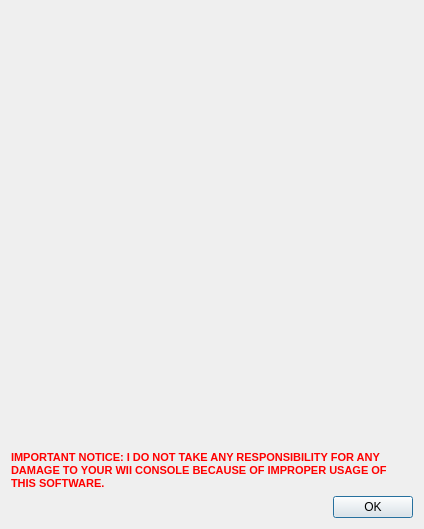
First picture: the form in qwbfs/src/UIAbout.ui, repository amestica/qwbfs, before the edit.
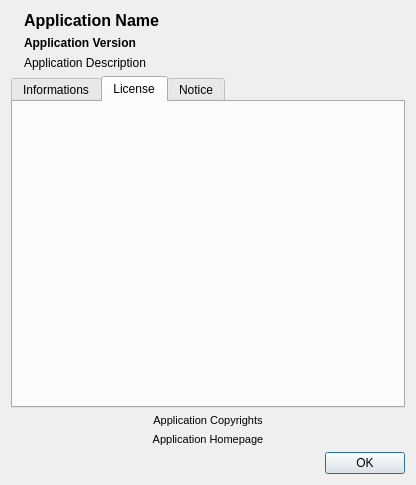
Second picture: the form after the edit. The open tabs and pages were chosen to show the change. Icons and pictures are not drawn.

Commit message: Rework about dialog. Update french translations

Patch:
```diff
--- a/qwbfs/src/UIAbout.ui
+++ b/qwbfs/src/UIAbout.ui
@@ -6,21 +6,28 @@
    <rect>
     <x>0</x>
     <y>0</y>
-    <width>425</width>
-    <height>529</height>
+    <width>416</width>
+    <height>485</height>
    </rect>
   </property>
-  <property name="maximumSize">
-   <size>
-    <width>424</width>
-    <height>16777215</height>
-   </size>
+  <property name="sizePolicy">
+   <sizepolicy hsizetype="Minimum" vsizetype="Minimum">
+    <horstretch>0</horstretch>
+    <verstretch>0</verstretch>
+   </sizepolicy>
   </property>
   <property name="windowTitle">
    <string>About...</string>
   </property>
+  <layout class="QVBoxLayout" name="verticalLayout_5">
+   <item>
   <layout class="QGridLayout" name="gridLayout">
    <item row="0" column="0" rowspan="3">
+      <layout class="QVBoxLayout" name="verticalLayout_4">
+       <property name="spacing">
+        <number>0</number>
+       </property>
+       <item>
     <widget class="QLabel" name="lIcon">
      <property name="sizePolicy">
       <sizepolicy hsizetype="Maximum" vsizetype="Maximum">
@@ -40,49 +47,78 @@
      <property name="scaledContents">
       <bool>true</bool>
      </property>
-     <property name="alignment">
-      <set>Qt::AlignCenter</set>
-     </property>
-    </widget>
+        </widget>
+       </item>
+       <item>
+        <spacer name="verticalSpacer">
+         <property name="orientation">
+          <enum>Qt::Vertical</enum>
+         </property>
+         <property name="sizeHint" stdset="0">
+          <size>
+           <width>0</width>
+           <height>0</height>
+          </size>
+         </property>
+        </spacer>
+       </item>
+      </layout>
    </item>
    <item row="0" column="1">
     <widget class="QLabel" name="lName">
      <property name="sizePolicy">
-      <sizepolicy hsizetype="Preferred" vsizetype="Maximum">
+        <sizepolicy hsizetype="Expanding" vsizetype="Maximum">
        <horstretch>0</horstretch>
        <verstretch>0</verstretch>
       </sizepolicy>
      </property>
-     <property name="styleSheet">
-      <string notr="true">font: 14px;
-font-weight: bold;</string>
+       <property name="font">
+        <font>
+         <pointsize>12</pointsize>
+         <weight>75</weight>
+         <bold>true</bold>
+        </font>
+       </property>
+       <property name="text">
+        <string notr="true">Application Name</string>
      </property>
     </widget>
    </item>
    <item row="1" column="1">
     <widget class="QLabel" name="lVersion">
      <property name="sizePolicy">
-      <sizepolicy hsizetype="Preferred" vsizetype="Maximum">
+        <sizepolicy hsizetype="Expanding" vsizetype="Maximum">
        <horstretch>0</horstretch>
        <verstretch>0</verstretch>
       </sizepolicy>
      </property>
-     <property name="styleSheet">
-      <string notr="true">font: 13px;
-font-weight: bold;</string>
+       <property name="font">
+        <font>
+         <pointsize>9</pointsize>
+         <weight>75</weight>
+         <bold>true</bold>
+        </font>
+       </property>
+       <property name="text">
+        <string notr="true">Application Version</string>
      </property>
     </widget>
    </item>
    <item row="2" column="1">
     <widget class="QLabel" name="lDescription">
      <property name="sizePolicy">
-      <sizepolicy hsizetype="Preferred" vsizetype="Expanding">
+        <sizepolicy hsizetype="Expanding" vsizetype="Expanding">
        <horstretch>0</horstretch>
        <verstretch>0</verstretch>
       </sizepolicy>
      </property>
-     <property name="styleSheet">
-      <string notr="true">font: 11px;</string>
+       <property name="font">
+        <font>
+         <pointsize>9</pointsize>
+        </font>
+       </property>
+       <property name="text">
+        <string notr="true">Application Description</string>
      </property>
      <property name="alignment">
       <set>Qt::AlignLeading|Qt::AlignLeft|Qt::AlignTop</set>
@@ -92,44 +128,120 @@
      </property>
     </widget>
    </item>
-   <item row="3" column="0" colspan="2">
+    </layout>
+   </item>
+   <item>
+    <widget class="QTabWidget" name="twPages">
+     <property name="sizePolicy">
+      <sizepolicy hsizetype="Expanding" vsizetype="Expanding">
+       <horstretch>0</horstretch>
+       <verstretch>1</verstretch>
+      </sizepolicy>
+     </property>
+     <property name="currentIndex">
+      <number>0</number>
+     </property>
+     <widget class="QWidget" name="wSplashScreen">
+      <attribute name="title">
+       <string>Informations</string>
+      </attribute>
+      <layout class="QVBoxLayout" name="verticalLayout">
+       <property name="margin">
+        <number>0</number>
+       </property>
+       <item>
     <widget class="QLabel" name="lSplash">
      <property name="pixmap">
       <pixmap resource="../resources/resources.qrc">:/icons/splashscreen.png</pixmap>
      </property>
-    </widget>
-   </item>
-   <item row="4" column="0" colspan="2">
-    <widget class="QLabel" name="lCopyrights">
-     <property name="styleSheet">
-      <string notr="true">font: 11px;</string>
-     </property>
      <property name="alignment">
       <set>Qt::AlignCenter</set>
      </property>
     </widget>
    </item>
-   <item row="7" column="0" colspan="2">
-    <widget class="QDialogButtonBox" name="dbbButtons">
-     <property name="standardButtons">
-      <set>QDialogButtonBox::Ok</set>
-     </property>
-    </widget>
-   </item>
-   <item row="5" column="0" colspan="2">
-    <widget class="QLabel" name="lDomain">
-     <property name="styleSheet">
-      <string notr="true">font: 11px;</string>
-     </property>
-     <property name="alignment">
-      <set>Qt::AlignCenter</set>
-     </property>
-     <property name="openExternalLinks">
+      </layout>
+     </widget>
+     <widget class="QWidget" name="wLicense">
+      <attribute name="title">
+       <string>License</string>
+      </attribute>
+      <layout class="QVBoxLayout" name="verticalLayout_2">
+       <property name="margin">
+        <number>0</number>
+       </property>
+       <item>
+        <widget class="QPlainTextEdit" name="pteLicense">
+         <property name="palette">
+          <palette>
+           <active>
+            <colorrole role="Base">
+             <brush brushstyle="SolidPattern">
+              <color alpha="0">
+               <red>0</red>
+               <green>0</green>
+               <blue>0</blue>
+              </color>
+             </brush>
+            </colorrole>
+           </active>
+           <inactive>
+            <colorrole role="Base">
+             <brush brushstyle="SolidPattern">
+              <color alpha="0">
+               <red>0</red>
+               <green>0</green>
+               <blue>0</blue>
+              </color>
+             </brush>
+            </colorrole>
+           </inactive>
+           <disabled>
+            <colorrole role="Base">
+             <brush brushstyle="SolidPattern">
+              <color alpha="0">
+               <red>0</red>
+               <green>0</green>
+               <blue>0</blue>
+              </color>
+             </brush>
+            </colorrole>
+           </disabled>
+          </palette>
+         </property>
+         <property name="frameShape">
+          <enum>QFrame::NoFrame</enum>
+         </property>
+         <property name="tabChangesFocus">
       <bool>true</bool>
      </property>
-    </widget>
-   </item>
-   <item row="6" column="0" colspan="2">
+         <property name="undoRedoEnabled">
+          <bool>false</bool>
+         </property>
+         <property name="lineWrapMode">
+          <enum>QPlainTextEdit::NoWrap</enum>
+         </property>
+         <property name="readOnly">
+          <bool>true</bool>
+         </property>
+         <property name="tabStopWidth">
+          <number>40</number>
+         </property>
+         <property name="textInteractionFlags">
+          <set>Qt::LinksAccessibleByMouse|Qt::TextSelectableByMouse</set>
+         </property>
+        </widget>
+       </item>
+      </layout>
+     </widget>
+     <widget class="QWidget" name="wWarning">
+      <attribute name="title">
+       <string>Notice</string>
+      </attribute>
+      <layout class="QVBoxLayout" name="verticalLayout_3">
+       <property name="margin">
+        <number>0</number>
+       </property>
+       <item>
     <widget class="QLabel" name="lWarning">
      <property name="palette">
       <palette>
@@ -168,14 +280,60 @@
        </disabled>
       </palette>
      </property>
-     <property name="styleSheet">
-      <string notr="true">font: 11px;font-weight:bold;</string>
+         <property name="font">
+          <font>
+           <weight>75</weight>
+           <bold>true</bold>
+          </font>
      </property>
      <property name="text">
-      <string>IMPORTANT NOTICE: I DO NOT TAKE ANY RESPONSIBILITY FOR ANY DAMAGE TO YOUR WII CONSOLE BECAUSE OF IMPROPER USAGE OF THIS SOFTWARE.</string>
+          <string>I DO NOT TAKE ANY RESPONSIBILITY FOR ANY DAMAGE TO YOUR WII CONSOLE BECAUSE OF IMPROPER USAGE OF THIS SOFTWARE.</string>
+         </property>
+         <property name="alignment">
+          <set>Qt::AlignCenter</set>
      </property>
      <property name="wordWrap">
       <bool>true</bool>
+         </property>
+        </widget>
+       </item>
+      </layout>
+     </widget>
+    </widget>
+   </item>
+   <item>
+    <widget class="QLabel" name="lCopyrights">
+     <property name="styleSheet">
+      <string notr="true">font: 11px;</string>
+     </property>
+     <property name="text">
+      <string notr="true">Application Copyrights</string>
+     </property>
+     <property name="alignment">
+      <set>Qt::AlignCenter</set>
+     </property>
+    </widget>
+   </item>
+   <item>
+    <widget class="QLabel" name="lDomain">
+     <property name="styleSheet">
+      <string notr="true">font: 11px;</string>
+     </property>
+     <property name="text">
+      <string notr="true">Application Homepage</string>
+     </property>
+     <property name="alignment">
+      <set>Qt::AlignCenter</set>
+     </property>
+     <property name="openExternalLinks">
+      <bool>true</bool>
+     </property>
+    </widget>
+   </item>
+   <item>
+    <widget class="QDialogButtonBox" name="dbbButtons">
+     <property name="standardButtons">
+      <set>QDialogButtonBox::Ok</set>
      </property>
     </widget>
    </item>
```
Left out of the diff: 19 changed lines with no effect on the pictures. Lines whose indentation alone changed are shown as unchanged. The commit also changes 5 other files.
